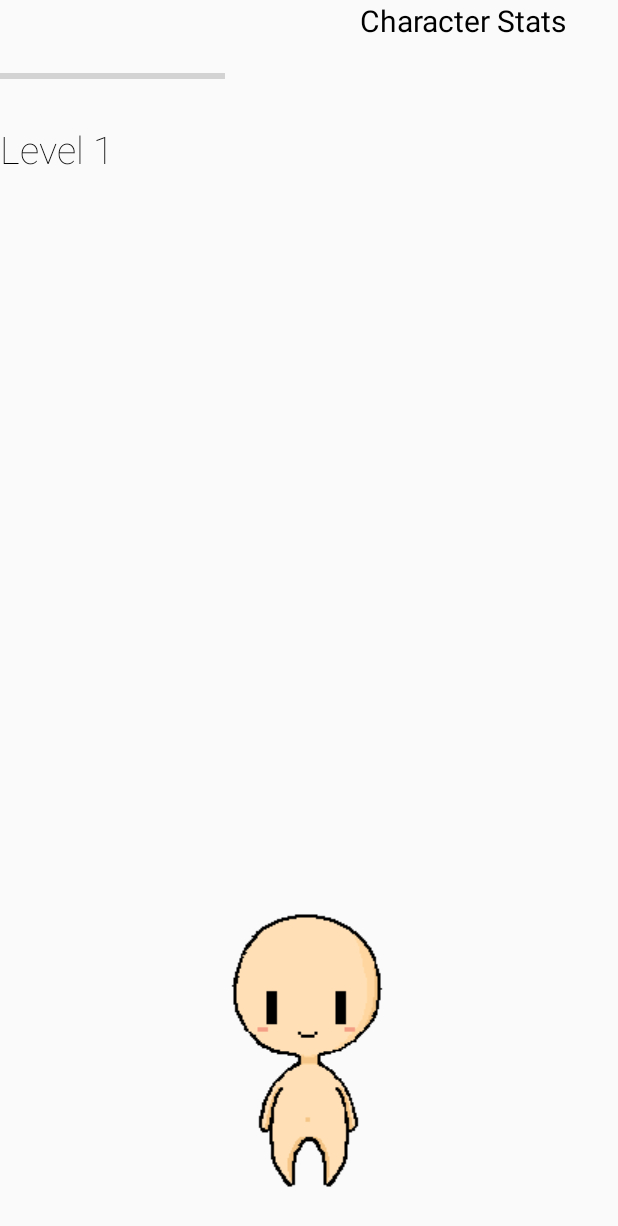
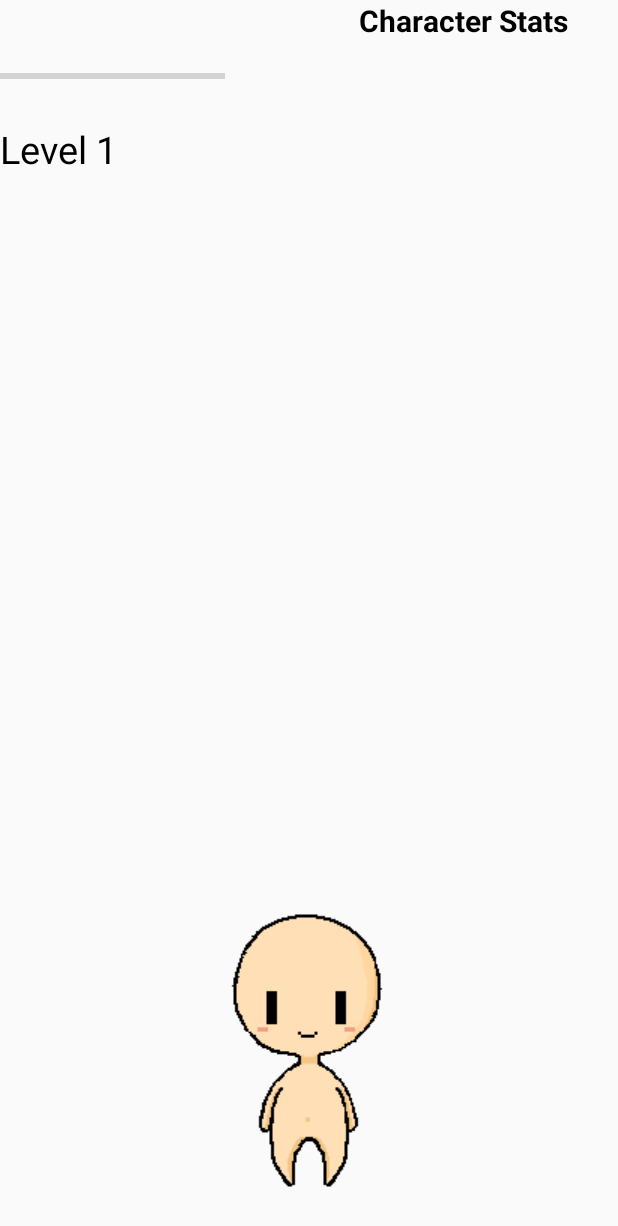
Before and after one commit to jasonou-oldaccount/Quest-Journal, an Android app: the CharacterTabActivity screen opened directly, with no data from a screen before it, on a phone screen of 412 x 824 dp. Shown: the top 1226 px of the screen. Run offline under Robolectric (Android 15) with nearby library versions, the phone set to English and light mode, and no system bars; libraries missing offline, so code that uses them is left out: com.firebase.client; 7 statements that could not run were skipped.

Commit message:
font change

```diff
--- a/app/src/main/res/values/styles.xml
+++ b/app/src/main/res/values/styles.xml
@@ -16,7 +16,7 @@
 
     <style name="MyTextViewStyle" parent="android:Widget.TextView">
         <item name="android:textColor">#000</item>
-        <item name="android:fontFamily">sans-serif-thin</item>
+        <item name="android:fontFamily">sans-serif</item>
     </style>
 
 </resources>
```
